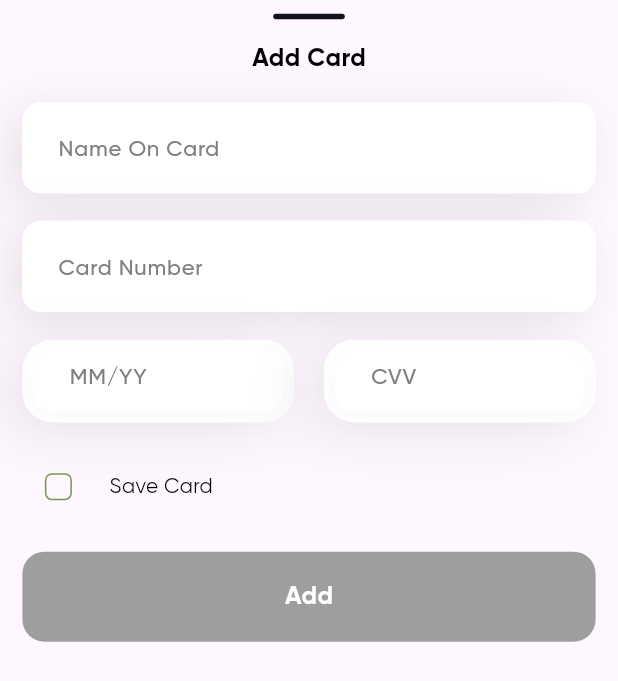
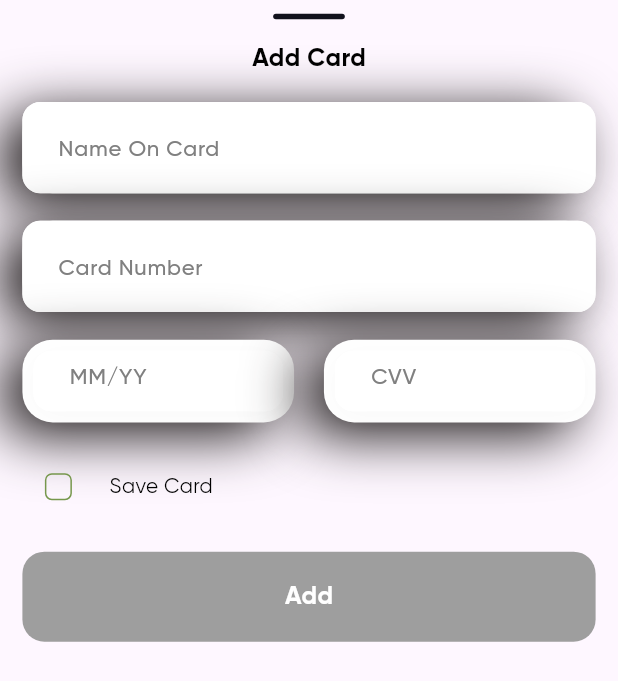
Before and after one commit to Ibrahim-alFarsi/thuraya, a Flutter app: the CardBottomSheet widget shown alone on an empty page, opened directly, on a phone screen of 412 x 824 dp. Shown: the top 681 px of the screen. Run offline on Flutter 3.47's test engine with Material 3 defaults, Android fonts, the phone set to English and light mode, and no system bars; our stand-ins replace flutter_otp_text_field, flutter_screenutil, flutter_staggered_animations, flutter_svg, fluttertoast, get and 4 more; missing offline and left inert: fdottedline_nullsafety; accounts and stored records are empty.

Commit message:
Updated Problems to 81 Only

```diff
--- a/lib/view/home/cart_screens/add_new_card_bottom_sheet.dart
+++ b/lib/view/home/cart_screens/add_new_card_bottom_sheet.dart
@@ -42,7 +42,8 @@ class _CardBottomSheetState extends State<CardBottomSheet> {
                     boxShadow: [
                       BoxShadow(
                         offset: Offset(-14, 8),
-                        color: Color(0XFF181414).withOpacity(0.08),
+                        color: Color(0XFF181414)
+                            .withValues(alpha: (0.08 * 255).toDouble()),
                         blurRadius: 32,
                       ),
                     ],
@@ -58,7 +59,8 @@ class _CardBottomSheetState extends State<CardBottomSheet> {
                     boxShadow: [
                       BoxShadow(
                         offset: Offset(-14, 8),
-                        color: Color(0XFF181414).withOpacity(0.08),
+                        color: Color(0XFF181414)
+                            .withValues(alpha: (0.08 * 255).toDouble()),
                         blurRadius: 32,
                       ),
                     ],
@@ -76,7 +78,8 @@ class _CardBottomSheetState extends State<CardBottomSheet> {
                       boxShadow: [
                         BoxShadow(
                           offset: Offset(-14, 8),
-                          color: Color(0XFF181414).withOpacity(0.08),
+                          color: Color(0XFF181414)
+                              .withValues(alpha: (0.08 * 255).toDouble()),
                           blurRadius: 32,
                         ),
                       ],
@@ -96,7 +99,8 @@ class _CardBottomSheetState extends State<CardBottomSheet> {
                       boxShadow: [
                         BoxShadow(
                           offset: Offset(-14, 8),
-                          color: Color(0XFF181414).withOpacity(0.08),
+                          color: Color(0XFF181414)
+                              .withValues(alpha: (0.08 * 255).toDouble()),
                           blurRadius: 32,
                         ),
                       ],
```
Also changed, not shown: lib/view/home/cart_screens/add_address_screen.dart (+7 -4 lines), 1 other file.
